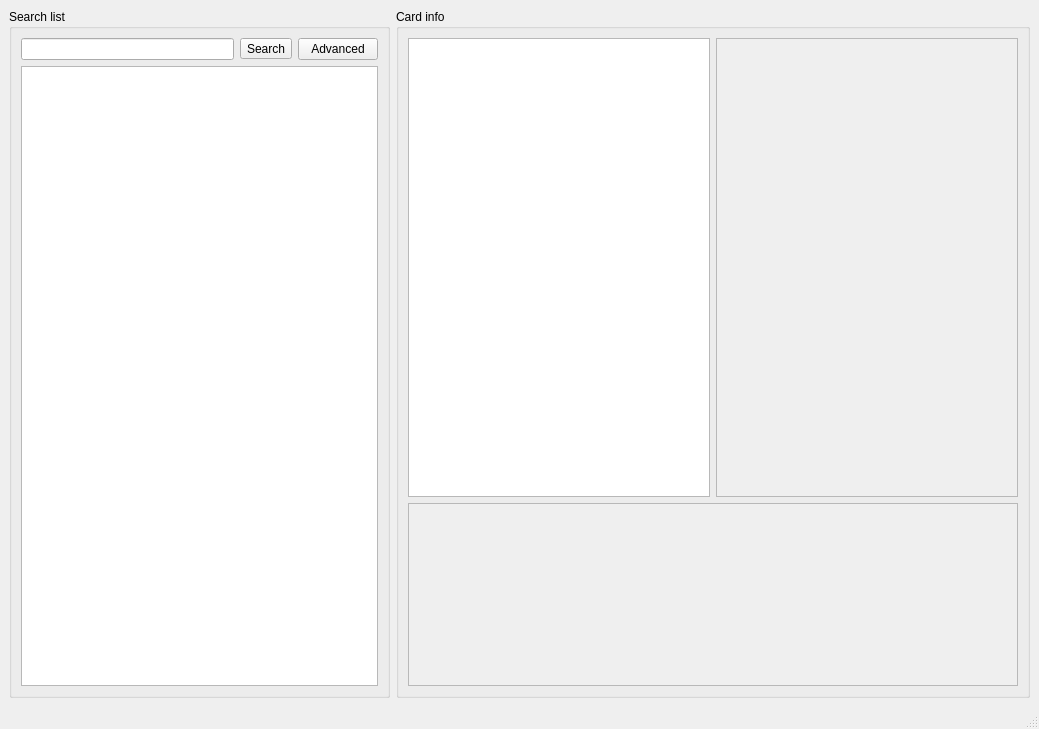
JaySi98/MtgHelperDesktop, file MtgHelper/mainwindow.ui: the form before one commit.
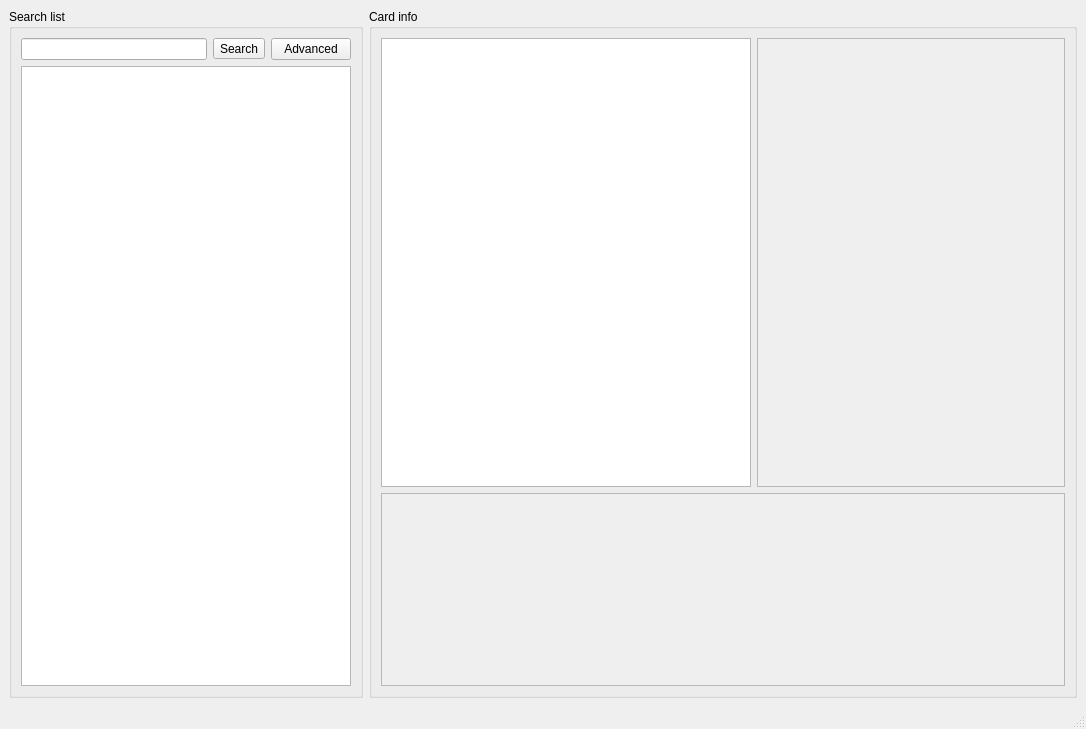
The form after the commit.

What changed in the file:
```diff
--- a/MtgHelper/mainwindow.ui
+++ b/MtgHelper/mainwindow.ui
@@ -6,7 +6,7 @@
    <rect>
     <x>0</x>
     <y>0</y>
-    <width>1039</width>
+    <width>1086</width>
     <height>729</height>
    </rect>
   </property>
@@ -14,7 +14,7 @@
    <string>MainWindow</string>
   </property>
   <widget class="QWidget" name="centralwidget">
-   <layout class="QHBoxLayout" name="horizontalLayout" stretch="3,5">
+   <layout class="QHBoxLayout" name="horizontalLayout" stretch="3,6">
     <item>
      <widget class="QGroupBox" name="boxSearch">
       <property name="title">
@@ -60,9 +60,9 @@
       <property name="title">
        <string>Card info</string>
       </property>
-      <layout class="QVBoxLayout" name="verticalLayout" stretch="5,2">
+      <layout class="QVBoxLayout" name="verticalLayout" stretch="7,3">
        <item>
-        <layout class="QHBoxLayout" name="horizontalLayout_5">
+        <layout class="QHBoxLayout" name="horizontalLayout_5" stretch="6,5">
          <item>
           <widget class="QGraphicsView" name="graphicsView"/>
          </item>
@@ -76,10 +76,15 @@
              <rect>
               <x>0</x>
               <y>0</y>
-              <width>299</width>
-              <height>440</height>
+              <width>305</width>
+              <height>431</height>
              </rect>
             </property>
+            <layout class="QVBoxLayout" name="verticalLayout_2">
+             <property name="sizeConstraint">
+              <enum>QLayout::SetNoConstraint</enum>
+             </property>
+            </layout>
            </widget>
           </widget>
          </item>
@@ -95,8 +100,8 @@
            <rect>
             <x>0</x>
             <y>0</y>
-            <width>608</width>
-            <height>176</height>
+            <width>682</width>
+            <height>185</height>
            </rect>
           </property>
          </widget>
```
Left out of the diff: 2 changed lines with no effect on the pictures.
